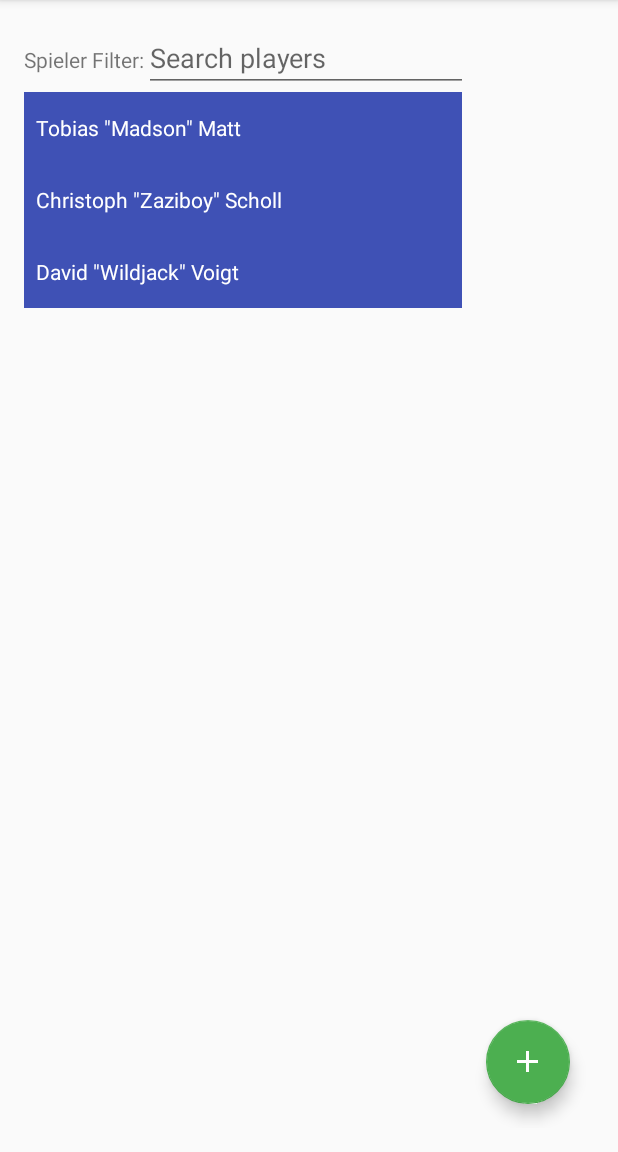
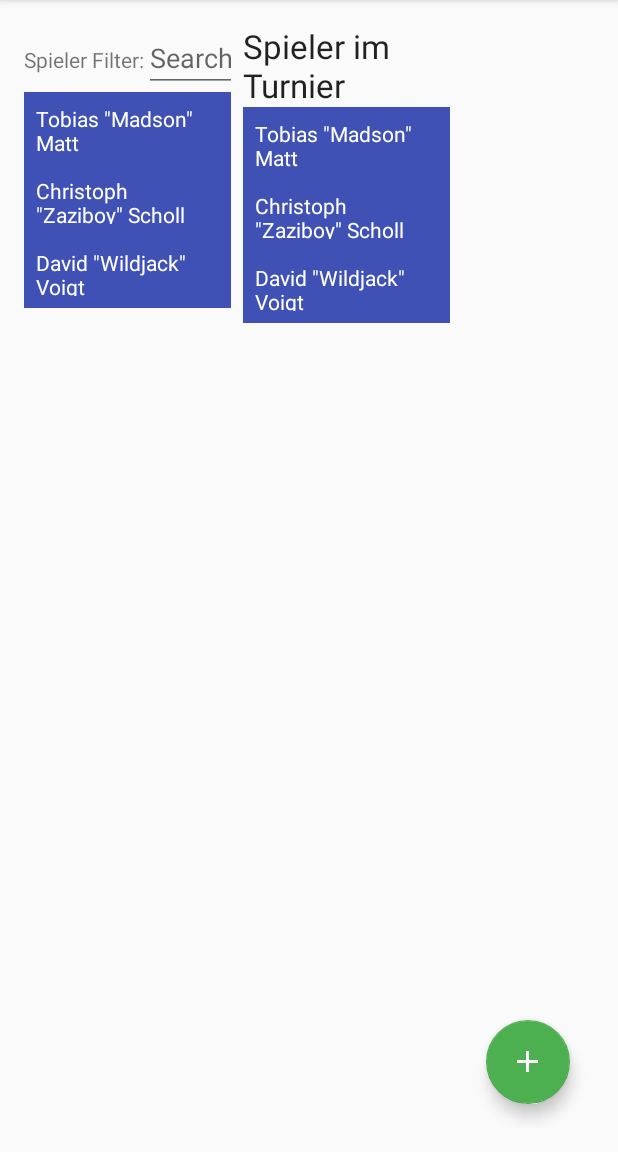
Before and after one commit to madmadson/opentournament, an Android app: the fragment OngoingTournamentManagementFragment placed in its activity, on a phone screen of 412 x 824 dp, the part 84-1236 px from its top. Run offline under Robolectric (Android 15) with nearby library versions, the phone set to English and light mode, and no system bars; libraries missing offline, so code that uses them is left out: net.danlew.android; 1 statement that could not run was skipped.

Commit message:
add tournament_players

```diff
--- a/app/src/main/java/madson/org/opentournament/OpenTournamentApplication.java
+++ b/app/src/main/java/madson/org/opentournament/OpenTournamentApplication.java
@@ -23,21 +23,11 @@ public class OpenTournamentApplication extends Application {
     private static TournamentService tournamentService;
     private static PlayerService playerService;
 
-    public static OngoingTournamentService getOngoingTournamentService() {
-
-        return ongoingTournamentService;
-    }
-
-
     @Override
     public void onCreate() {
 
         super.onCreate();
         JodaTimeAndroid.init(this);
-
-        if (ongoingTournamentService == null) {
-            ongoingTournamentService = new OngoingTournamentServiceImpl(getApplicationContext());
-        }
 
         if (playerService == null) {
             playerService = new PlayerServiceImpl(getApplicationContext());
@@ -45,6 +35,10 @@ public class OpenTournamentApplication extends Application {
 
         if (tournamentService == null) {
             tournamentService = new TournamentServiceImpl(getApplicationContext());
+        }
+
+        if (ongoingTournamentService == null) {
+            ongoingTournamentService = new OngoingTournamentServiceImpl(getApplicationContext());
         }
     }
 
@@ -59,4 +53,10 @@ public class OpenTournamentApplication extends Application {
 
         return playerService;
     }
+
+
+    public OngoingTournamentService getOngoingTournamentService() {
+
+        return ongoingTournamentService;
+    }
 }
--- a/app/src/main/java/madson/org/opentournament/service/OngoingTournamentServiceImpl.java
+++ b/app/src/main/java/madson/org/opentournament/service/OngoingTournamentServiceImpl.java
@@ -3,13 +3,20 @@ package madson.org.opentournament.service;
 import android.content.ContentValues;
 import android.content.Context;
 
+import android.database.Cursor;
+
 import android.database.sqlite.SQLiteDatabase;
 
 import android.util.Log;
 
+import madson.org.opentournament.OpenTournamentApplication;
 import madson.org.opentournament.db.OpenTournamentDBHelper;
 import madson.org.opentournament.db.PlayerTable;
 import madson.org.opentournament.db.TournamentPlayerTable;
+import madson.org.opentournament.domain.Player;
+
+import java.util.ArrayList;
+import java.util.List;
 
 
 /**
@@ -20,13 +27,20 @@ import madson.org.opentournament.db.TournamentPlayerTable;
 public class OngoingTournamentServiceImpl implements OngoingTournamentService {
 
     private OpenTournamentDBHelper openTournamentDBHelper;
+    private PlayerService playerService;
 
     public OngoingTournamentServiceImpl(Context context) {
 
         Log.w(OngoingTournamentServiceImpl.class.getName(), "OngoingTournamentServiceImpl Constructor");
 
+        OpenTournamentApplication application = (OpenTournamentApplication) context;
+
         if (openTournamentDBHelper == null) {
             openTournamentDBHelper = new OpenTournamentDBHelper(context);
+        }
+
+        if (playerService == null) {
+            playerService = application.getPlayerService();
         }
 
         deleteAllTournamentPlayers();
@@ -61,4 +75,31 @@ public class OngoingTournamentServiceImpl implements OngoingTournamentService {
         SQLiteDatabase db = openTournamentDBHelper.getWritableDatabase();
         db.delete(TournamentPlayerTable.TABLE_TOURNAMENT_PLAYER, null, null);
     }
+
+
+    @Override
+    public List<Player> getPlayersForTournament(Long tournamentId) {
+
+        tournamentId = 1L;
+
+        ArrayList<Player> players = new ArrayList<>();
+        SQLiteDatabase readableDatabase = openTournamentDBHelper.getReadableDatabase();
+
+        Cursor cursor = readableDatabase.query(TournamentPlayerTable.TABLE_TOURNAMENT_PLAYER,
+                new String[] { "player_id" }, "tournament_id  = ?", new String[] { Long.toString(tournamentId) }, null,
+                null, null);
+
+        cursor.moveToFirst();
+
+        while (!cursor.isAfterLast()) {
+            Player player = playerService.getPlayerForId((long) cursor.getInt(0));
+            players.add(player);
+            cursor.moveToNext();
+        }
+
+        cursor.close();
+        readableDatabase.close();
+
+        return players;
+    }
 }
--- a/app/src/main/java/madson/org/opentournament/service/PlayerServiceImpl.java
+++ b/app/src/main/java/madson/org/opentournament/service/PlayerServiceImpl.java
@@ -52,9 +52,21 @@ public class PlayerServiceImpl implements PlayerService {
 
     private void createMockPlayers() {
 
-        createPlayer(new Player("Tobias", "Madson", "Matt"));
-        createPlayer(new Player("Christoph", "Zaziboy", "Scholl"));
-        createPlayer(new Player("David", "Wildjack", "Voigt"));
+        createPlayer(1, new Player("Tobias", "Madson", "Matt"));
+        createPlayer(2, new Player("Christoph", "Zaziboy", "Scholl"));
+        createPlayer(3, new Player("David", "Wildjack", "Voigt"));
+    }
+
+
+    public void createPlayer(int id, Player player) {
+
+        ContentValues contentValues = new ContentValues();
+        contentValues.put(PlayerTable.COLUMN_ID, id);
+        contentValues.put(PlayerTable.COLUMN_FIRSTNAME, player.getFirstname());
+        contentValues.put(PlayerTable.COLUMN_NICKNAME, player.getNickname());
+        contentValues.put(PlayerTable.COLUMN_LASTNAME, player.getLastname());
+
+        createPlayer(contentValues);
     }
 
 
@@ -73,11 +85,15 @@ public class PlayerServiceImpl implements PlayerService {
     @Override
     public Player getPlayerForId(Long playerId) {
 
+        Player player = null;
         SQLiteDatabase readableDatabase = openTournamentDBHelper.getReadableDatabase();
 
-        Cursor cursor = readableDatabase.query(PlayerTable.TABLE_PLAYER, allColumns, null, null, null, null, null);
+        Cursor cursor = readableDatabase.query(PlayerTable.TABLE_PLAYER, allColumns, "_id  = ?",
+                new String[] { Long.toString(playerId) }, null, null, null, null);
 
-        Player player = cursorToPlayer(cursor);
+        if (cursor.moveToFirst()) {
+            player = cursorToPlayer(cursor);
+        }
 
         cursor.close();
         readableDatabase.close();
--- a/app/src/main/java/madson/org/opentournament/tournament/OngoingTournamentManagementFragment.java
+++ b/app/src/main/java/madson/org/opentournament/tournament/OngoingTournamentManagementFragment.java
@@ -2,27 +2,26 @@ package madson.org.opentournament.tournament;
 
 import android.os.Bundle;
 
-import android.support.design.widget.FloatingActionButton;
-
 import android.support.v4.app.Fragment;
 import android.support.v4.app.FragmentTransaction;
-
-import android.util.Log;
 
 import android.view.LayoutInflater;
 import android.view.View;
 import android.view.ViewGroup;
 
+import madson.org.opentournament.OpenTournamentApplication;
 import madson.org.opentournament.R;
+import madson.org.opentournament.domain.Tournament;
 import madson.org.opentournament.management.TournamentDetailFragment;
-import madson.org.opentournament.management.TournamentListFragment;
 import madson.org.opentournament.players.PlayerListFragment;
-import madson.org.opentournament.utility.DrawerLocker;
+import madson.org.opentournament.service.TournamentService;
 
 
 public class OngoingTournamentManagementFragment extends Fragment {
 
     public static final String TAG = "ongoing_tournament_management_fragment";
+    private static final String BUNDLE_TOURNAMENT_ID = "tournament_id";
+    private Tournament tournament;
 
     @Override
     public void onCreate(Bundle savedInstanceState) {
@@ -33,6 +32,15 @@ public class OngoingTournamentManagementFragment extends Fragment {
 
     @Override
     public View onCreateView(LayoutInflater inflater, ViewGroup container, Bundle savedInstanceState) {
+
+        Bundle bundle = getArguments();
+
+        if (bundle != null) {
+            long aLong = bundle.getLong(BUNDLE_TOURNAMENT_ID);
+            TournamentService tournamentService = ((OpenTournamentApplication) getActivity().getApplication())
+                .getTournamentService();
+            tournament = tournamentService.getTournamentForId(aLong);
+        }
 
         return inflater.inflate(R.layout.fragment_ongoing_tournament_management, container, false);
     }
@@ -51,16 +59,18 @@ public class OngoingTournamentManagementFragment extends Fragment {
             FragmentTransaction fragmentTransaction = getChildFragmentManager().beginTransaction();
 
             fragmentTransaction.replace(R.id.left_fragment_container, playerListFragment);
+
+            if (view.findViewById(R.id.right_fragment_container) != null) {
+                TournamentPlayerListFragment tournamentPlayerListFragment = new TournamentPlayerListFragment();
+                Bundle bundle = new Bundle();
+                bundle.putLong(TournamentDetailFragment.BUNDLE_TOURNAMENT_ID, tournament.getId());
+                tournamentPlayerListFragment.setArguments(bundle);
+
+                fragmentTransaction.replace(R.id.right_fragment_container, tournamentPlayerListFragment);
+            }
+
             fragmentTransaction.setTransition(FragmentTransaction.TRANSIT_FRAGMENT_OPEN);
             fragmentTransaction.commit();
-
-//            if (view.findViewById(R.id.right_fragment_container) != null) {
-//                PlayerListFragment playerListFragment2 = new PlayerListFragment();
-//
-//                fragmentTransaction.replace(R.id.right_fragment_container, playerListFragment2);
-//                fragmentTransaction.setTransition(FragmentTransaction.TRANSIT_FRAGMENT_OPEN);
-//                fragmentTransaction.commit();
-//            }
         }
     }
 }
--- a/app/src/main/java/madson/org/opentournament/tournament/TournamentPlayerListFragment.java
+++ b/app/src/main/java/madson/org/opentournament/tournament/TournamentPlayerListFragment.java
@@ -1,10 +1,8 @@
 package madson.org.opentournament.tournament;
-
-import android.app.Fragment;
 
 import android.os.Bundle;
 
-import android.support.annotation.Nullable;
+import android.support.v4.app.Fragment;
 
 import android.support.v7.widget.LinearLayoutManager;
 import android.support.v7.widget.RecyclerView;
@@ -13,13 +11,11 @@ import android.view.LayoutInflater;
 import android.view.View;
 import android.view.ViewGroup;
 
-import android.widget.EditText;
-
 import madson.org.opentournament.OpenTournamentApplication;
 import madson.org.opentournament.R;
 import madson.org.opentournament.domain.Player;
 import madson.org.opentournament.players.PlayerListAdapter;
-import madson.org.opentournament.service.PlayerService;
+import madson.org.opentournament.service.OngoingTournamentService;
 import madson.org.opentournament.service.TournamentService;
 
 import java.util.List;
@@ -45,19 +41,19 @@ public class TournamentPlayerListFragment extends Fragment {
             tournamentId = bundle.getLong(BUNDLE_TOURNAMENT_ID);
         }
 
-        View view = inflater.inflate(R.layout.fragment_player_list, container, false);
+        View view = inflater.inflate(R.layout.fragment_tournament_player_list, container, false);
 
-        TournamentService tournamentService = ((OpenTournamentApplication) getActivity().getApplication())
-            .getTournamentService();
+        OngoingTournamentService ongoingTournamentService = ((OpenTournamentApplication) getActivity()
+                .getApplication()).getOngoingTournamentService();
 
-        RecyclerView recyclerView = (RecyclerView) view.findViewById(R.id.player_list_recycler_view);
+        RecyclerView recyclerView = (RecyclerView) view.findViewById(R.id.tournament_player_list_recycler_view);
 
         recyclerView.setHasFixedSize(true);
 
         LinearLayoutManager linearLayoutManager = new LinearLayoutManager(getActivity());
         recyclerView.setLayoutManager(linearLayoutManager);
 
-        List<Player> players = tournamentService.getPlayersForTournament(tournamentId);
+        List<Player> players = ongoingTournamentService.getPlayersForTournament(tournamentId);
 
         playerListAdapter = new PlayerListAdapter(players);
 
--- a/app/src/main/res/layout-sw600dp/fragment_ongoing_tournament_management.xml
+++ /dev/null
@@ -1,33 +0,0 @@
-<?xml version="1.0" encoding="utf-8"?>
-<LinearLayout xmlns:android="http://schemas.android.com/apk/res/android"
-    xmlns:tools="http://schemas.android.com/tools"
-    android:layout_width="match_parent"
-    android:layout_height="match_parent"
-    android:orientation="horizontal"
-    tools:context=".management.TournamentManagementFragment">
-
-    <FrameLayout
-        android:layout_width="0dp"
-        android:layout_height="match_parent"
-        android:layout_weight="3"
-        android:id="@+id/left_fragment_container">
-    </FrameLayout>
-
-    <FrameLayout
-        android:layout_width="0dp"
-        android:layout_height="match_parent"
-        android:layout_weight="3"
-        android:id="@+id/right_fragment_container">
-    </FrameLayout>
-
-    <android.support.design.widget.FloatingActionButton
-        android:id="@+id/fab"
-        android:layout_width="wrap_content"
-        android:layout_height="wrap_content"
-        android:layout_gravity="bottom|end"
-        android:layout_margin="@dimen/fab_margin"
-        android:src="@drawable/ic_add_white_24dp"
-        />
-
-
-</LinearLayout>
--- a/app/src/main/res/layout/fragment_ongoing_tournament_management.xml
+++ b/app/src/main/res/layout/fragment_ongoing_tournament_management.xml
@@ -4,14 +4,22 @@
     android:layout_width="match_parent"
     android:layout_height="match_parent"
     android:orientation="horizontal"
-    tools:context=".tournament.OngoingTournamentActivity">
-
+    tools:context=".management.TournamentManagementFragment">
 
     <FrameLayout
         android:layout_width="0dp"
         android:layout_height="match_parent"
         android:layout_weight="3"
+        android:paddingRight="8dp"
         android:id="@+id/left_fragment_container">
+    </FrameLayout>
+
+    <FrameLayout
+        android:layout_width="0dp"
+        android:layout_height="match_parent"
+        android:layout_weight="3"
+        android:paddingRight="8dp"
+        android:id="@+id/right_fragment_container">
     </FrameLayout>
 
     <android.support.design.widget.FloatingActionButton
--- /dev/null
+++ b/app/src/main/res/layout/fragment_tournament_player_list.xml
@@ -0,0 +1,22 @@
+<?xml version="1.0" encoding="utf-8"?>
+<RelativeLayout xmlns:android="http://schemas.android.com/apk/res/android"
+    android:orientation="vertical" android:layout_width="match_parent"
+    android:layout_height="match_parent">
+
+    <TextView
+        android:id="@+id/heading_tournament_players"
+        android:layout_width="wrap_content"
+        android:layout_height="wrap_content"
+        android:text="Spieler im Turnier"
+        android:textAppearance="@android:style/TextAppearance.Large" />
+
+    <android.support.v7.widget.RecyclerView
+        android:id="@+id/tournament_player_list_recycler_view"
+        android:layout_width="match_parent"
+        android:layout_height="wrap_content"
+        android:scrollbars="vertical"
+        android:foreground="?attr/selectableItemBackground"
+        android:background="@color/colorPrimary"
+        android:layout_below="@id/heading_tournament_players"/>
+
+</RelativeLayout>
--- a/app/src/main/res/layout/player_list_row.xml
+++ b/app/src/main/res/layout/player_list_row.xml
@@ -14,6 +14,7 @@
         android:layout_centerVertical="true"
         android:text="New Text"
         android:textColor="@color/colorTextIcon"
-        android:id="@+id/playerNameInList" />
+        android:id="@+id/playerNameInList"
+        />
 
 </RelativeLayout>
```
Also changed, not shown: app/src/main/java/madson/org/opentournament/service/OngoingTournamentService.java (+12 -0 lines), app/src/main/java/madson/org/opentournament/service/TournamentService.java (+0 -8 lines), app/src/main/java/madson/org/opentournament/service/TournamentServiceImpl.java (+7 -35 lines), app/src/main/java/madson/org/opentournament/tournament/OngoingTournamentActivity.java (+5 -2 lines).
